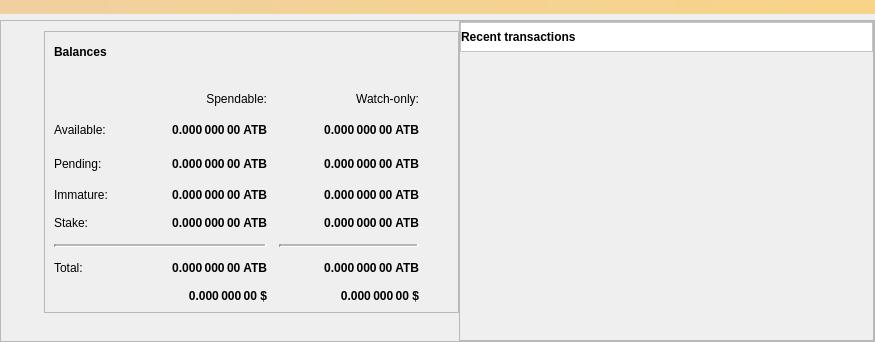
This is src/qt/forms/overviewpage.ui in odrowonz/atbcoin-insight as Qt 5 draws it before an edit. The edited form follows.
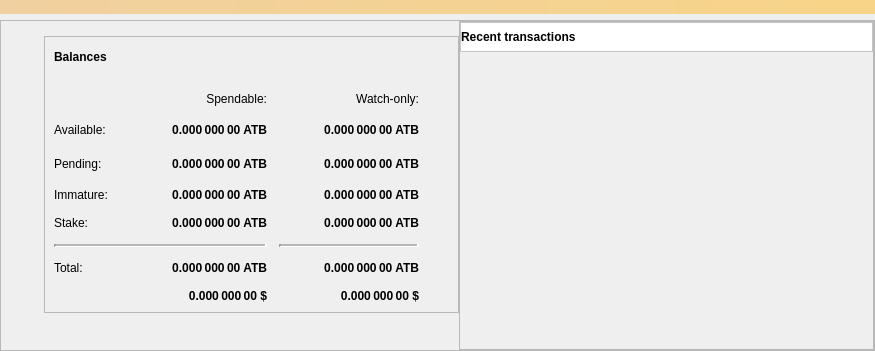
This is the edited form. Icons and pictures are not drawn.

Patch:
```diff
--- a/src/qt/forms/overviewpage.ui
+++ b/src/qt/forms/overviewpage.ui
@@ -7,7 +7,7 @@
     <x>0</x>
     <y>0</y>
     <width>875</width>
-    <height>342</height>
+    <height>351</height>
    </rect>
   </property>
   <property name="minimumSize">
@@ -77,7 +77,7 @@
         <item>
          <layout class="QVBoxLayout" name="verticalLayout_2">
           <property name="topMargin">
-           <number>10</number>
+           <number>15</number>
           </property>
           <item>
            <widget class="QFrame" name="frame">
@@ -162,7 +162,7 @@
                <property name="sizeHint" stdset="0">
                 <size>
                  <width>20</width>
-                 <height>23</height>
+                 <height>18</height>
                 </size>
                </property>
               </spacer>
```
Left out of the diff: 6 changed lines with no effect on the pictures.
